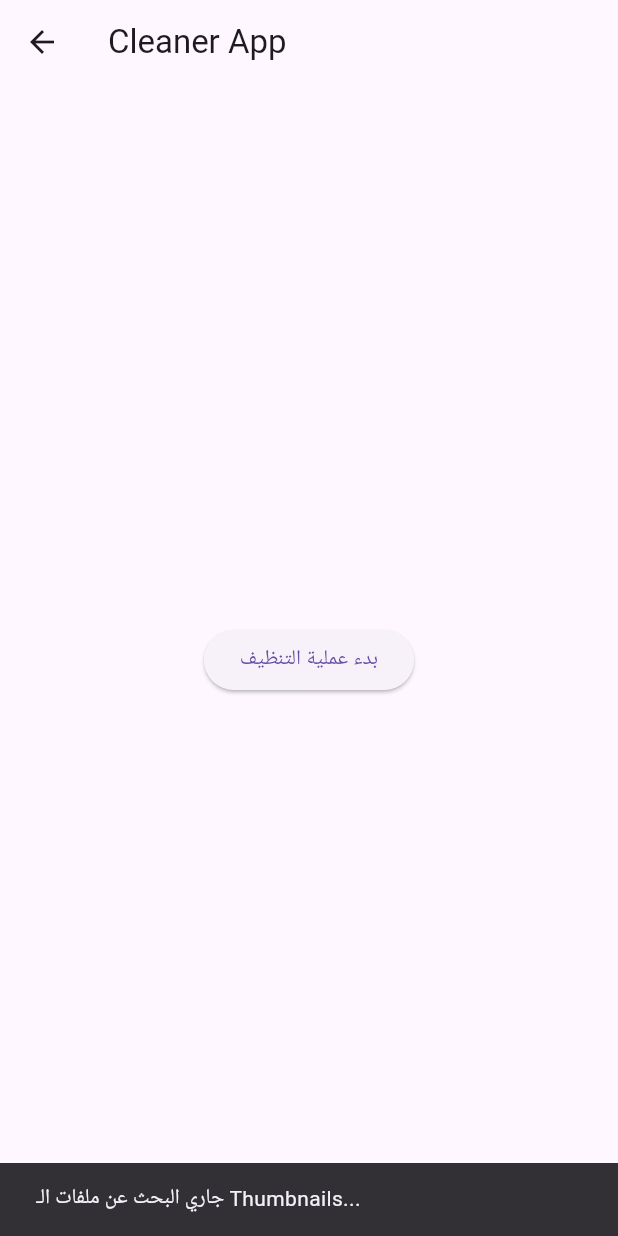
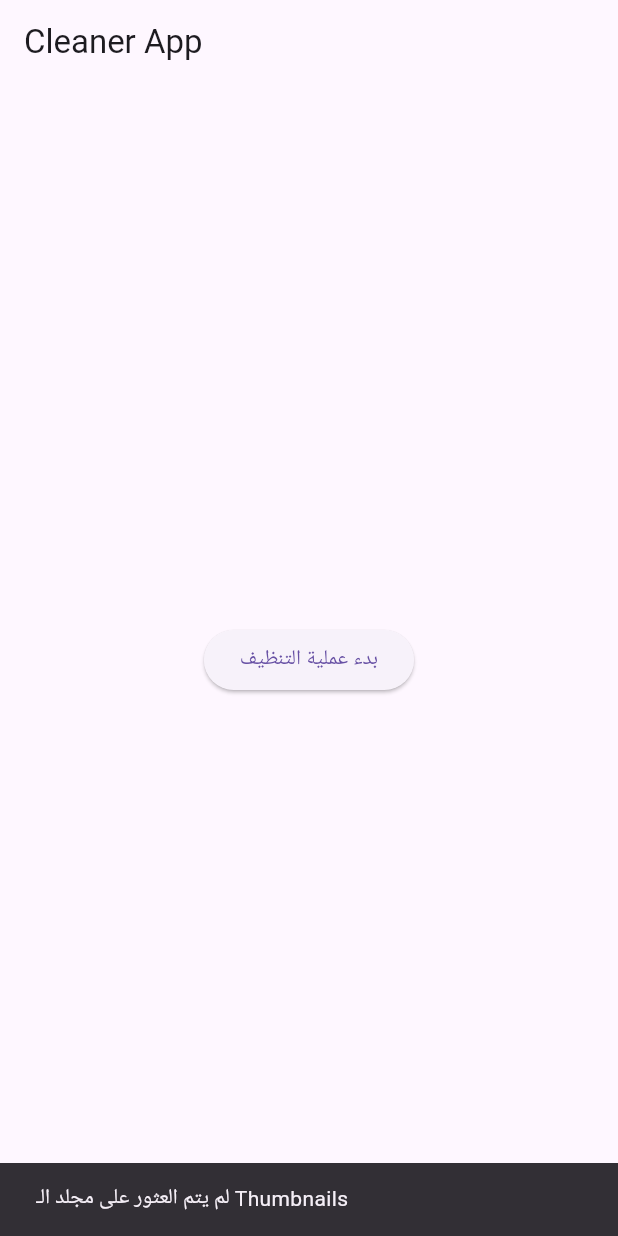
Before and after one commit to maloohm-collab/flutter_cleaner_app, a Flutter app: the MainCleanerScreen screen opened directly, after a tap on "بدء عملية التنظيف", on a phone screen of 412 x 824 dp. Run offline on Flutter 3.47's test engine with Material 3 defaults, Android fonts, the phone set to English and light mode, and no system bars; our stand-ins replace permission_handler.

Commit message:
Implement activation screen and cleaning logic
Added activation screen and main cleaner functionality.

```diff
--- a/lib/main.dart
+++ b/lib/main.dart
@@ -1,6 +1,7 @@
 import 'dart:io';
 import 'package:flutter/material.dart';
 import 'package:permission_handler/permission_handler.dart';
+import 'package:path_provider/path_provider.dart';
 
 void main() {
   runApp(const CleanerApp());
@@ -11,29 +12,96 @@ class CleanerApp extends StatelessWidget {
 
   @override
   Widget build(BuildContext context) {
-    return MaterialApp(home: const ActivationScreen());
+    return MaterialApp(
+      title: 'Cleaner App',
+      theme: ThemeData(primarySwatch: Colors.blue),
+      home: const ActivationScreen(),
+    );
   }
 }
 
-// ... [كود ActivationScreen كما هو سابقاً] ...
+// شاشة التفعيل
+class ActivationScreen extends StatefulWidget {
+  const ActivationScreen({super.key});
 
-class MainCleanerScreen extends StatelessWidget {
+  @override
+  State<ActivationScreen> createState() => _ActivationScreenState();
+}
+
+class _ActivationScreenState extends State<ActivationScreen> {
+  final TextEditingController _codeController = TextEditingController();
+
+  void _checkActivation() {
+    if (_codeController.text == "Maloohm123") {
+      Navigator.pushReplacement(context, MaterialPageRoute(builder: (_) => const MainCleanerScreen()));
+    } else {
+      ScaffoldMessenger.of(context).showSnackBar(const SnackBar(content: Text('كود التفعيل غير صحيح!')));
+    }
+  }
+
+  @override
+  Widget build(BuildContext context) {
+    return Scaffold(
+      appBar: AppBar(title: const Text('تفعيل Cleaner App')),
+      body: Padding(
+        padding: const EdgeInsets.all(20.0),
+        child: Column(
+          mainAxisAlignment: MainAxisAlignment.center,
+          children: [
+            TextField(controller: _codeController, decoration: const InputDecoration(border: OutlineInputBorder(), labelText: 'كود التفعيل')),
+            const SizedBox(height: 20),
+            ElevatedButton(onPressed: _checkActivation, child: const Text('دخول')),
+          ],
+        ),
+      ),
+    );
+  }
+}
+
+// الشاشة الرئيسية ووظيفة التنظيف
+class MainCleanerScreen extends StatefulWidget {
   const MainCleanerScreen({super.key});
 
-  // دالة طلب الصلاحيات والبدء بالتنظيف
-  Future<void> _startCleaning(BuildContext context) async {
-    // طلب صلاحية إدارة الملفات
+  @override
+  State<MainCleanerScreen> createState() => _MainCleanerScreenState();
+}
+
+class _MainCleanerScreenState extends State<MainCleanerScreen> {
+  bool _isCleaning = false;
+
+  Future<void> _cleanThumbnails(BuildContext context) async {
+    setState(() => _isCleaning = true);
+
+    // 1. طلب الصلاحية
     var status = await Permission.manageExternalStorage.request();
 
     if (status.isGranted) {
-      ScaffoldMessenger.of(context).showSnackBar(const SnackBar(content: Text('جاري البحث عن ملفات الـ Thumbnails...')));
+      try {
+        // 2. تحديد مسار الـ Thumbnails (المسار الشائع في الأندرويد)
+        Directory thumbDir = Directory('/storage/emulated/0/DCIM/.thumbnails');
 
-      // هنا منطق المسح (مثال لمسار مجلد الصور)
-      // ملاحظة: مسح ملفات النظام يتطلب تحديد مسارات دقيقة
-      ScaffoldMessenger.of(context).showSnackBar(const SnackBar(content: Text('تم المسح بنجاح!')));
+        if (await thumbDir.exists()) {
+          List<FileSystemEntity> files = thumbDir.listSync();
+          int count = 0;
+
+          for (var file in files) {
+            if (file is File) {
+              await file.delete();
+              count++;
+            }
+          }
+          ScaffoldMessenger.of(context).showSnackBar(SnackBar(content: Text('تم حذف $count ملف مؤقت بنجاح!')));
+        } else {
+          ScaffoldMessenger.of(context).showSnackBar(const SnackBar(content: Text('لم يتم العثور على مجلد الـ Thumbnails')));
+        }
+      } catch (e) {
+        ScaffoldMessenger.of(context).showSnackBar(SnackBar(content: Text('خطأ أثناء المسح: $e')));
+      }
     } else {
-      ScaffoldMessenger.of(context).showSnackBar(const SnackBar(content: Text('يرجى منح صلاحية الوصول للملفات للبدء')));
+      ScaffoldMessenger.of(context).showSnackBar(const SnackBar(content: Text('يرجى منح صلاحية الوصول للملفات')));
     }
+
+    setState(() => _isCleaning = false);
   }
 
   @override
@@ -41,11 +109,12 @@ class MainCleanerScreen extends StatelessWidget {
     return Scaffold(
       appBar: AppBar(title: const Text('Cleaner App')),
       body: Center(
-        child: ElevatedButton(
-          onPressed: () => _startCleaning(context),
-          child: const Text('بدء عملية التنظيف'),
-        ),
-      ),
+        child: _isCleaning
+          ? const CircularProgressIndicator()
+          : ElevatedButton(
+              onPressed: () => _cleanThumbnails(context),
+              child: const Text('بدء عملية التنظيف'),
+            ),
     );
   }
 }
```
